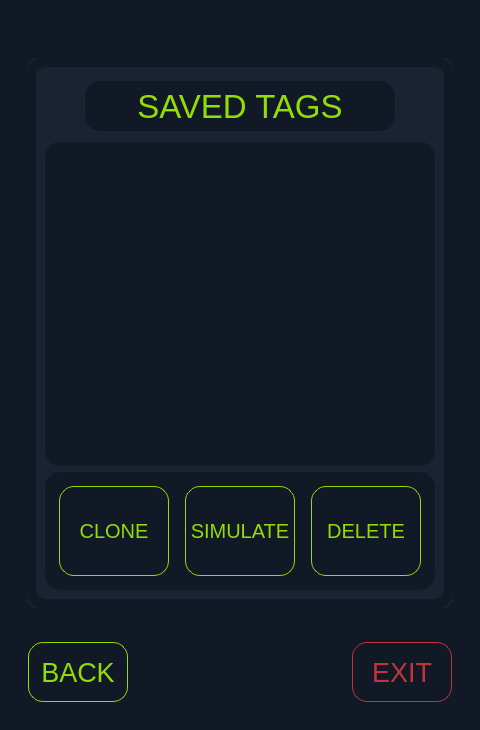
Above: app-gui.ui from javimarting/px3-app before the change. Below: the same form after it.
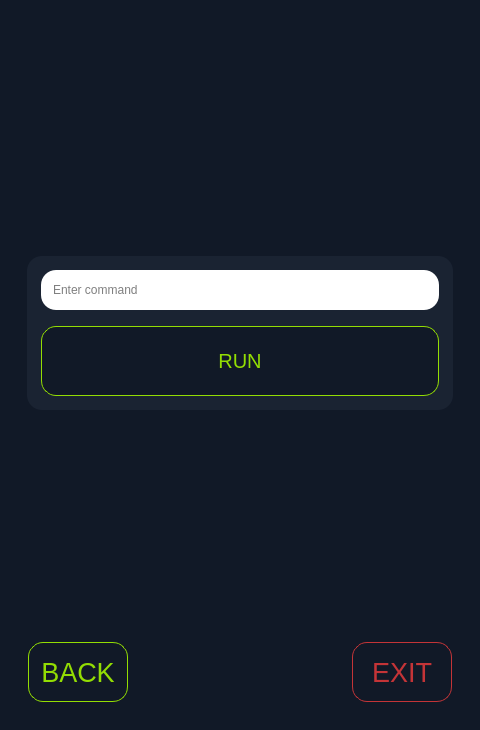
That is the form after the change. Icons and pictures are not drawn.

Commit message: custom commands

Patch:
```diff
--- a/app-gui.ui
+++ b/app-gui.ui
@@ -71,7 +71,7 @@
         </property>
        </widget>
       </item>
-      <item>
+      <item alignment="Qt::AlignHCenter">
        <widget class="QStackedWidget" name="stackedWidget">
         <property name="sizePolicy">
          <sizepolicy hsizetype="Preferred" vsizetype="Preferred">
@@ -111,7 +111,7 @@
 }</string>
         </property>
         <property name="currentIndex">
-         <number>1</number>
+         <number>5</number>
         </property>
         <widget class="QWidget" name="connectProxmarkPage">
          <property name="sizePolicy">
@@ -777,6 +777,61 @@
           </item>
          </layout>
         </widget>
+        <widget class="QWidget" name="customCommandPage">
+         <layout class="QVBoxLayout" name="verticalLayout_7">
+          <item alignment="Qt::AlignVCenter">
+           <widget class="QWidget" name="customCommandContainer" native="true">
+            <property name="styleSheet">
+             <string notr="true">QWidget#customCommandContainer {
+padding: 20px;
+background-color: #1a2332;
+border-radius: 15;
+}</string>
+            </property>
+            <layout class="QVBoxLayout" name="verticalLayout_6">
+             <item>
+              <widget class="QLineEdit" name="commandEdit">
+               <property name="minimumSize">
+                <size>
+                 <width>0</width>
+                 <height>50</height>
+                </size>
+               </property>
+               <property name="styleSheet">
+                <string notr="true">background-color: rgb(255, 255, 255);
+color: rgb(0, 0, 0);
+padding: 10;
+margin: 5px;</string>
+               </property>
+               <property name="placeholderText">
+                <string>Enter command</string>
+               </property>
+               <property name="clearButtonEnabled">
+                <bool>false</bool>
+               </property>
+              </widget>
+             </item>
+             <item>
+              <widget class="QPushButton" name="runCommandButton">
+               <property name="minimumSize">
+                <size>
+                 <width>0</width>
+                 <height>80</height>
+                </size>
+               </property>
+               <property name="styleSheet">
+                <string notr="true">margin: 5px;</string>
+               </property>
+               <property name="text">
+                <string>RUN</string>
+               </property>
+              </widget>
+             </item>
+            </layout>
+           </widget>
+          </item>
+         </layout>
+        </widget>
        </widget>
       </item>
      </layout>
```
The commit also changes 2 other files.
